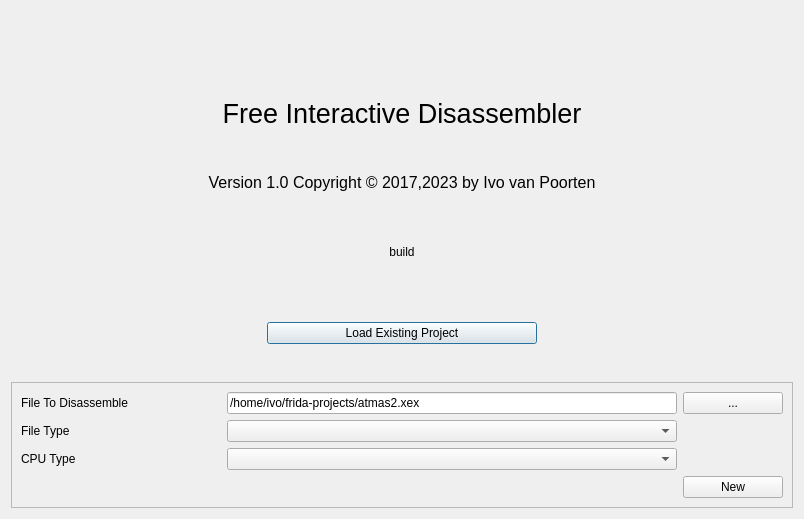
First picture: the form in startdialog.ui, repository ivop/frida, before the edit.
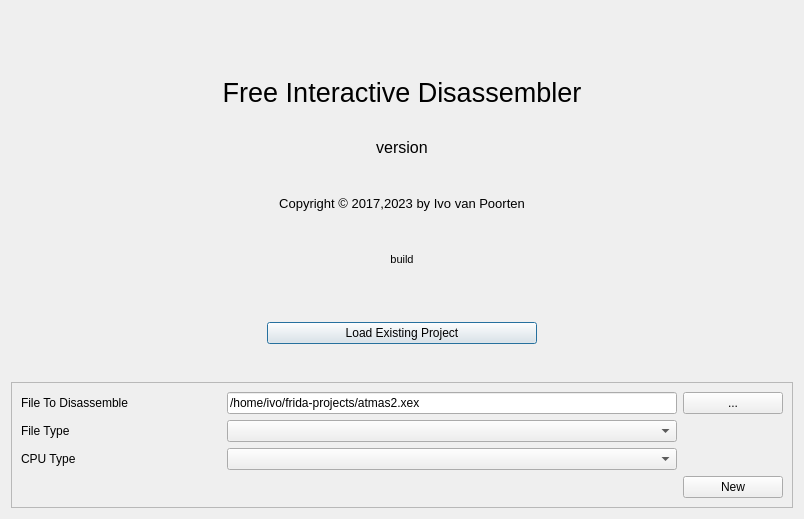
Second picture: the form after the edit. Icons and pictures are not drawn.

Commit message: update startdialog. show version number.

Patch:
```diff
--- a/startdialog.ui
+++ b/startdialog.ui
@@ -35,6 +35,8 @@
      <property name="font">
       <font>
        <pointsize>20</pointsize>
+       <weight>50</weight>
+       <bold>false</bold>
       </font>
      </property>
      <property name="autoFillBackground">
@@ -49,14 +51,31 @@
     </widget>
    </item>
    <item>
-    <widget class="QLabel" name="labelAuthor">
+    <widget class="QLabel" name="labelVersion">
      <property name="font">
       <font>
        <pointsize>12</pointsize>
       </font>
      </property>
      <property name="text">
-      <string>Version 1.0 Copyright © 2017,2023 by Ivo van Poorten</string>
+      <string>version</string>
+     </property>
+     <property name="alignment">
+      <set>Qt::AlignCenter</set>
+     </property>
+    </widget>
+   </item>
+   <item>
+    <widget class="QLabel" name="labelAuthor">
+     <property name="font">
+      <font>
+       <pointsize>10</pointsize>
+       <weight>50</weight>
+       <bold>false</bold>
+      </font>
+     </property>
+     <property name="text">
+      <string>Copyright © 2017,2023 by Ivo van Poorten</string>
      </property>
      <property name="alignment">
       <set>Qt::AlignCenter</set>
@@ -68,6 +87,11 @@
    </item>
    <item>
     <widget class="QLabel" name="labelBuild">
+     <property name="font">
+      <font>
+       <pointsize>8</pointsize>
+      </font>
+     </property>
      <property name="text">
       <string>build</string>
      </property>
```
The commit also changes 1 other file.
